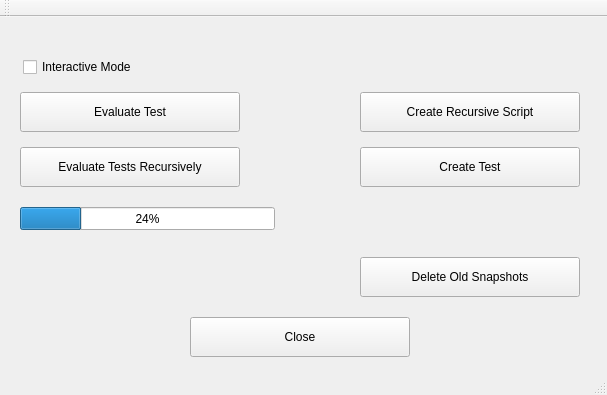
Old version of the form tools/auto-tester/src/ui/AutoTester.ui in the repository vircadia/vircadia-native-core.
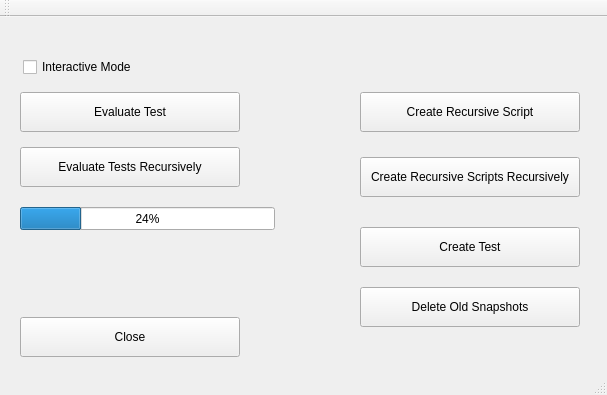
New version of the form.

What changed in the file:
```diff
--- a/tools/auto-tester/src/ui/AutoTester.ui
+++ b/tools/auto-tester/src/ui/AutoTester.ui
@@ -17,7 +17,7 @@
    <widget class="QPushButton" name="closeButton">
     <property name="geometry">
      <rect>
-      <x>190</x>
+      <x>20</x>
       <y>300</y>
       <width>220</width>
       <height>40</height>
@@ -31,7 +31,7 @@
     <property name="geometry">
      <rect>
       <x>360</x>
-      <y>130</y>
+      <y>210</y>
       <width>220</width>
       <height>40</height>
      </rect>
@@ -112,7 +112,7 @@
     <property name="geometry">
      <rect>
       <x>360</x>
-      <y>240</y>
+      <y>270</y>
       <width>220</width>
       <height>40</height>
      </rect>
@@ -121,6 +121,19 @@
      <string>Delete Old Snapshots</string>
     </property>
    </widget>
+   <widget class="QPushButton" name="createRecursiveScriptsRecursivelyButton">
+    <property name="geometry">
+     <rect>
+      <x>360</x>
+      <y>140</y>
+      <width>220</width>
+      <height>40</height>
+     </rect>
+    </property>
+    <property name="text">
+     <string>Create Recursive Scripts Recursively</string>
+    </property>
+   </widget>
   </widget>
   <widget class="QMenuBar" name="menuBar">
    <property name="geometry">
```
